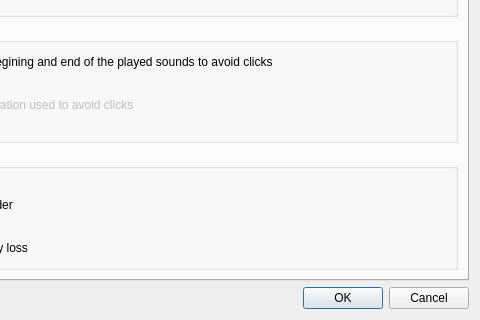
The window that src/wdialogsettings.ui (gillesdegottex/dfasma) describes before a commit, drawn with Qt 5; both pictures show x 195 to 675 and y 170 to 490 of the 675 by 490 pixel window.
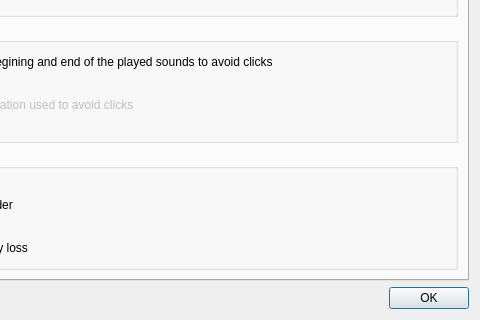
The same window after the commit.

Patch:
```diff
--- a/src/wdialogsettings.ui
+++ b/src/wdialogsettings.ui
@@ -347,7 +347,7 @@
         <enum>Qt::Horizontal</enum>
        </property>
        <property name="standardButtons">
-        <set>QDialogButtonBox::Cancel|QDialogButtonBox::Ok</set>
+        <set>QDialogButtonBox::Ok</set>
        </property>
       </widget>
      </item>
```
